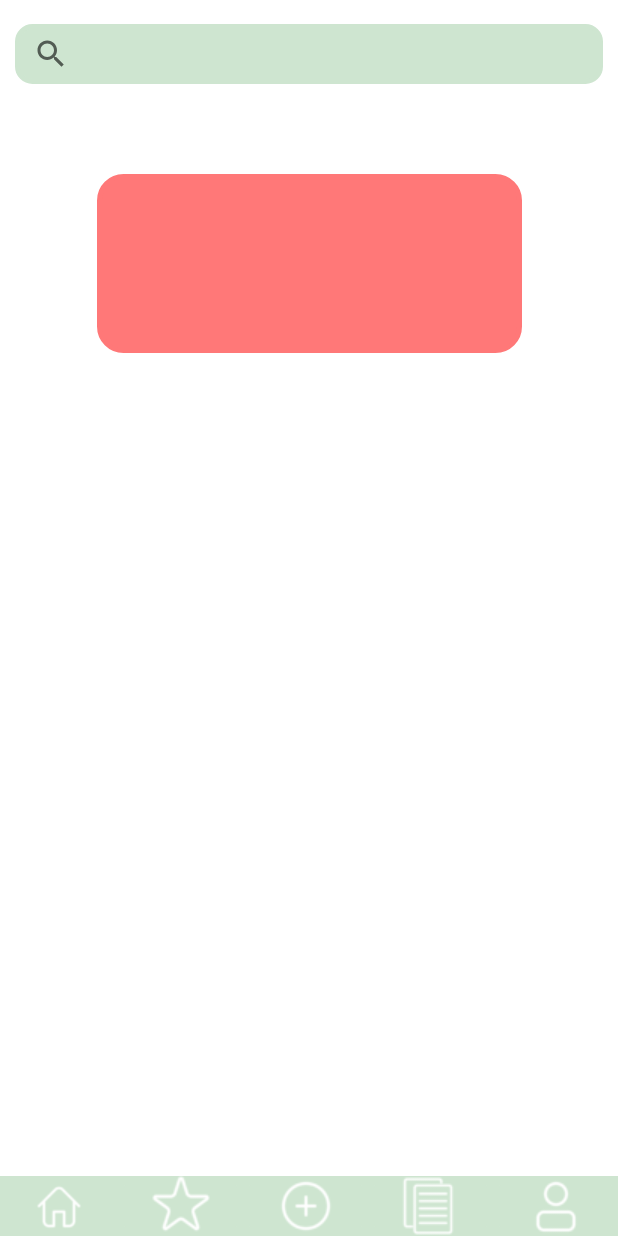
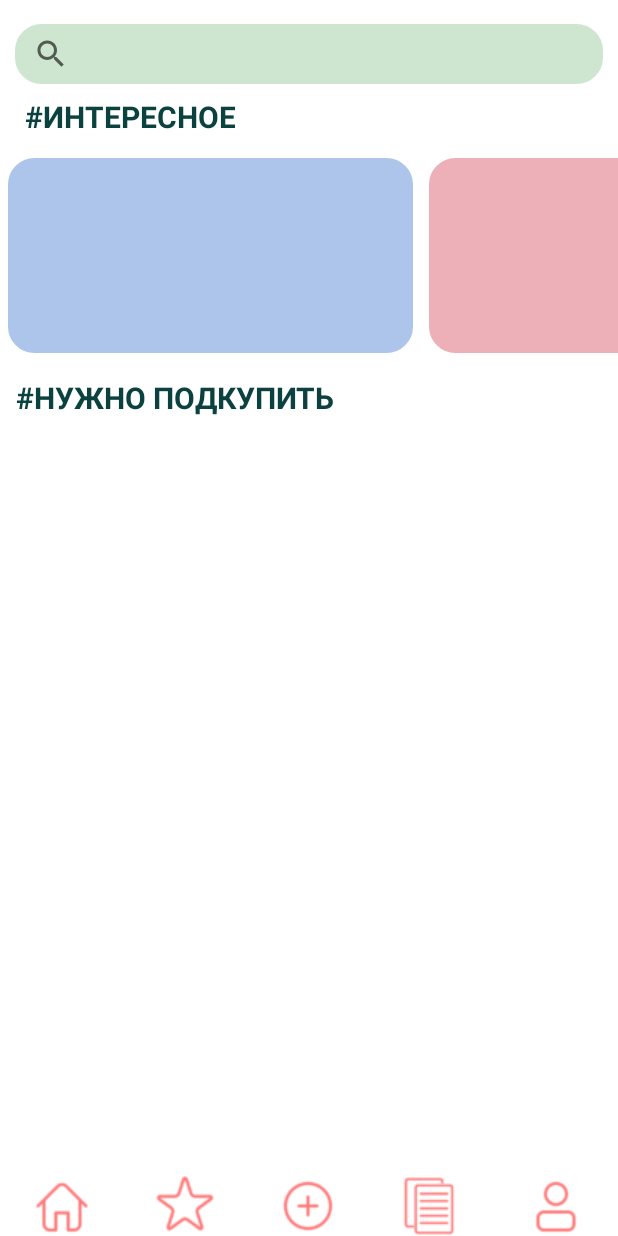
Before and after one commit to NyashnyBastard/Rr3, an Android app: the screen it shows after launch (MainActivity), on a phone screen of 412 x 824 dp. Run offline under Robolectric (Android 15) with nearby library versions, the phone set to English and light mode, and no system bars.

Commit message:
//переделано2

```diff
--- a/app/src/main/AndroidManifest.xml
+++ b/app/src/main/AndroidManifest.xml
@@ -12,11 +12,7 @@
         <activity
             android:name=".SplashActivityOne"
             android:exported="true" >
-            <intent-filter>
-                <action android:name="android.intent.action.MAIN" />
 
-                <category android:name="android.intent.category.LAUNCHER" />
-            </intent-filter>
         </activity>
         <activity
             android:name=".MainActivity"
--- a/app/src/main/java/com/example/readyrecipe/MainActivity.kt
+++ b/app/src/main/java/com/example/readyrecipe/MainActivity.kt
@@ -12,7 +12,7 @@ class MainActivity : AppCompatActivity() {
     override fun onCreate(savedInstanceState: Bundle?) {
         super.onCreate(savedInstanceState)
         setContentView(R.layout.activity_main)
-        window.navigationBarColor = resources.getColor(R.color.svetly)
+        window.navigationBarColor = resources.getColor(R.color.white)
 
     }
 
--- a/app/src/main/res/drawable/custom_search.xml
+++ b/app/src/main/res/drawable/custom_search.xml
@@ -4,7 +4,7 @@
     android:shape="rectangle">
 
     <corners
-        android:radius="10sp"/>
+        android:radius="16dp"/>
     <stroke
         android:color="@color/svetly"
         android:width="3dp"/>
--- /dev/null
+++ b/app/src/main/res/drawable/ic_baseline_add_24.xml
@@ -0,0 +1,5 @@
+<vector android:alpha="0.99" android:height="24dp"
+    android:tint="#EA7F7F" android:viewportHeight="24"
+    android:viewportWidth="24" android:width="24dp" xmlns:android="http://schemas.android.com/apk/res/android">
+    <path android:fillColor="@android:color/white" android:pathData="M19,13h-6v6h-2v-6H5v-2h6V5h2v6h6v2z"/>
+</vector>
--- /dev/null
+++ b/app/src/main/res/drawable/ic_baseline_horizontal_rule_24.xml
@@ -0,0 +1,6 @@
+<vector android:alpha="0.99" android:height="24dp"
+    android:tint="#EA7F7F" android:viewportHeight="24"
+    android:viewportWidth="24" android:width="24dp" xmlns:android="http://schemas.android.com/apk/res/android">
+    <path android:fillColor="@android:color/white"
+        android:fillType="evenOdd" android:pathData="M4,11h16v2h-16z"/>
+</vector>
--- a/app/src/main/res/layout/activity_main.xml
+++ b/app/src/main/res/layout/activity_main.xml
@@ -4,9 +4,102 @@
     xmlns:tools="http://schemas.android.com/tools"
     android:layout_width="match_parent"
     android:layout_height="match_parent"
-    android:background="@color/white"
     tools:context=".MainActivity">
 
+
+        <TextView
+            android:id="@+id/textView6"
+            android:layout_width="wrap_content"
+            android:layout_height="wrap_content"
+            android:text="#ИНТЕРЕСНОЕ"
+            android:textAlignment="viewEnd"
+            android:textAllCaps="true"
+            android:textColor="@color/green"
+            android:textIsSelectable="false"
+            android:textSize="20sp"
+            android:textStyle="bold"
+            app:layout_constraintBottom_toTopOf="@+id/horizontalScrollView2"
+            app:layout_constraintEnd_toEndOf="parent"
+            app:layout_constraintHorizontal_bias="0.059"
+            app:layout_constraintStart_toStartOf="parent"
+            app:layout_constraintTop_toBottomOf="@+id/searchView"
+            app:layout_constraintVertical_bias="0.47" />
+
+        <TextView
+            android:id="@+id/textView7"
+            android:layout_width="wrap_content"
+            android:layout_height="wrap_content"
+            android:text="#НУЖНО ПОДКУПИТЬ"
+            android:textAlignment="viewEnd"
+            android:textAllCaps="true"
+            android:textColor="@color/green"
+            android:textIsSelectable="false"
+            android:textSize="20sp"
+            android:textStyle="bold"
+            app:layout_constraintBottom_toTopOf="@+id/linearLayout2"
+            app:layout_constraintEnd_toEndOf="parent"
+            app:layout_constraintHorizontal_bias="0.05"
+            app:layout_constraintStart_toStartOf="parent"
+            app:layout_constraintTop_toBottomOf="@+id/horizontalScrollView2"
+            app:layout_constraintVertical_bias="0.021" />
+
+        <HorizontalScrollView
+            android:id="@+id/horizontalScrollView2"
+            android:layout_width="match_parent"
+            android:layout_height="wrap_content"
+            android:layout_marginTop="44dp"
+            android:scrollbarAlwaysDrawHorizontalTrack="true"
+            android:scrollbars="none"
+            app:layout_constraintEnd_toEndOf="parent"
+            app:layout_constraintHorizontal_bias="0.0"
+            app:layout_constraintStart_toStartOf="parent"
+            app:layout_constraintTop_toBottomOf="@+id/searchView">
+
+                <LinearLayout
+                    android:layout_width="wrap_content"
+                    android:layout_height="wrap_content">
+
+                        <View
+                            android:id="@+id/view"
+                            android:layout_width="270dp"
+                            android:layout_height="130dp"
+                            android:layout_margin="5dp"
+                            android:layout_marginTop="60dp"
+                            android:layout_weight="1"
+                            android:background="@drawable/custom_baner"
+                            android:backgroundTint="@color/litgh_blue" />
+
+                        <View
+                            android:id="@+id/view4"
+                            android:layout_width="270dp"
+                            android:layout_height="130dp"
+                            android:layout_margin="5dp"
+                            android:layout_marginTop="60dp"
+                            android:layout_weight="1"
+                            android:background="@drawable/custom_baner"
+                            android:backgroundTint="@color/koral" />
+
+                        <View
+                            android:id="@+id/view2"
+                            android:layout_width="270dp"
+                            android:layout_height="130dp"
+                            android:layout_margin="5dp"
+                            android:layout_marginTop="60dp"
+                            android:layout_weight="1"
+                            android:background="@drawable/custom_baner"
+                            android:backgroundTint="@color/str" />
+
+                        <View
+                            android:id="@+id/view3"
+                            android:layout_width="270dp"
+                            android:layout_height="130dp"
+                            android:layout_margin="5dp"
+                            android:layout_marginTop="60dp"
+                            android:layout_weight="1"
+                            android:background="@drawable/custom_baner"
+                            android:backgroundTint="@color/d_yellow" />
+                </LinearLayout>
+        </HorizontalScrollView>
 
         <SearchView
             android:id="@+id/searchView"
@@ -24,75 +117,61 @@
 
         </SearchView>
 
-        <View
-            android:id="@+id/view"
-            android:layout_width="283dp"
-            android:layout_height="119dp"
-            android:layout_marginTop="60dp"
-            android:layout_weight="1"
-            android:background="@drawable/custom_baner"
-            android:backgroundTint="@color/kor"
-            app:layout_constraintEnd_toEndOf="parent"
-            app:layout_constraintStart_toStartOf="parent"
-            app:layout_constraintTop_toBottomOf="@+id/searchView" />
-
         <LinearLayout
             android:id="@+id/linearLayout2"
             android:layout_width="match_parent"
             android:layout_height="40dp"
-            android:background="@color/svetly"
             android:orientation="horizontal"
             app:layout_constraintBottom_toBottomOf="parent">
 
                 <ImageButton
-                    android:id="@+id/imageButton8"
-                    android:layout_width="26dp"
-                    android:layout_height="40dp"
+                    android:id="@+id/imageButton"
+                    android:layout_width="wrap_content"
+                    android:layout_height="wrap_content"
                     android:layout_weight="1"
-                    android:background="@color/d_grey"
-                    android:backgroundTint="@color/svetly"
-                    android:scaleType="centerInside"
-                    android:tint="@color/white"
+                    android:background="#FFFFFF"
+                    android:backgroundTint="@color/material_on_primary_disabled"
+                    android:tint="@color/kor"
                     app:srcCompat="@drawable/q2" />
 
                 <ImageButton
-                    android:id="@+id/imageButton6"
-                    android:layout_width="30dp"
-                    android:layout_height="40dp"
+                    android:id="@+id/imageButton4"
+                    android:layout_width="wrap_content"
+                    android:layout_height="wrap_content"
                     android:layout_weight="1"
-                    android:backgroundTint="@color/svetly"
-                    android:scaleType="center"
-                    android:tint="@color/white"
+                    android:background="#FFFFFF"
+                    android:backgroundTint="@color/material_on_primary_disabled"
+                    android:tint="@color/kor"
                     app:srcCompat="@drawable/q5" />
 
                 <ImageButton
-                    android:id="@+id/imageButton7"
-                    android:layout_width="30dp"
-                    android:layout_height="40dp"
+                    android:id="@+id/imageButton5"
+                    android:layout_width="wrap_content"
+                    android:layout_height="wrap_content"
                     android:layout_weight="1"
-                    android:backgroundTint="@color/svetly"
-                    android:scaleType="center"
-                    android:tint="@color/white"
+                    android:background="#FFFFFF"
+                    android:backgroundTint="@color/material_on_primary_disabled"
+                    android:tint="@color/kor"
                     app:srcCompat="@drawable/q4" />
 
                 <ImageButton
-                    android:id="@+id/imageButton2"
-                    android:layout_width="30dp"
-                    android:layout_height="40dp"
+                    android:id="@+id/imageButton9"
+                    android:layout_width="wrap_content"
+                    android:layout_height="wrap_content"
                     android:layout_weight="1"
-                    android:backgroundTint="@color/svetly"
-                    android:scaleType="center"
-                    android:tint="@color/white"
+                    android:background="#FFFFFF"
+                    android:backgroundTint="@color/material_on_primary_disabled"
+                    android:tint="@color/kor"
                     app:srcCompat="@drawable/q1" />
 
                 <ImageButton
-                    android:id="@+id/imageButton3"
-                    android:layout_width="30dp"
-                    android:layout_height="40dp"
+                    android:id="@+id/imageButton10"
+                    android:layout_width="wrap_content"
+                    android:layout_height="wrap_content"
                     android:layout_weight="1"
-                    android:backgroundTint="@color/svetly"
-                    android:scaleType="center"
-                    android:tint="@color/white"
+                    android:background="#FFFFFF"
+                    android:backgroundTint="@color/material_on_primary_disabled"
+                    android:tint="@color/kor"
                     app:srcCompat="@drawable/q3" />
 
         </LinearLayout>
```
Also changed, not shown: app/src/main/res/layout/model_recipe.xml (added, +81 -0 lines), app/src/main/res/layout/page_recipe.xml (added, +99 -0 lines).
